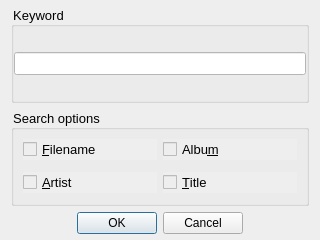
Before: the Qt Designer form source/ui/playlistwindow/tp_filesearchdialog.ui in ZXfkSIE/ThousandPlayer, drawn with Qt 5.
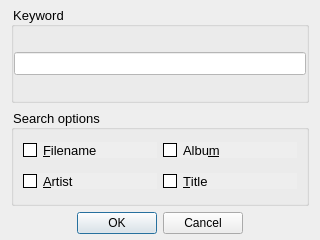
After: the same form once the commit is applied. Icons and pictures are not drawn.

```diff
--- a/source/ui/playlistwindow/tp_filesearchdialog.ui
+++ b/source/ui/playlistwindow/tp_filesearchdialog.ui
@@ -91,6 +91,19 @@
        <pointsize>10</pointsize>
       </font>
      </property>
+     <property name="styleSheet">
+      <string notr="true">QCheckBox::indicator
+{
+	border: 1px solid black;
+	background-color: white;
+    width: 12px;
+    height: 12px;
+}
+QCheckBox::indicator:checked
+{
+    image: url(:/image/icon_Check.svg);
+}</string>
+     </property>
      <property name="title">
       <string>Search options</string>
      </property>
```
